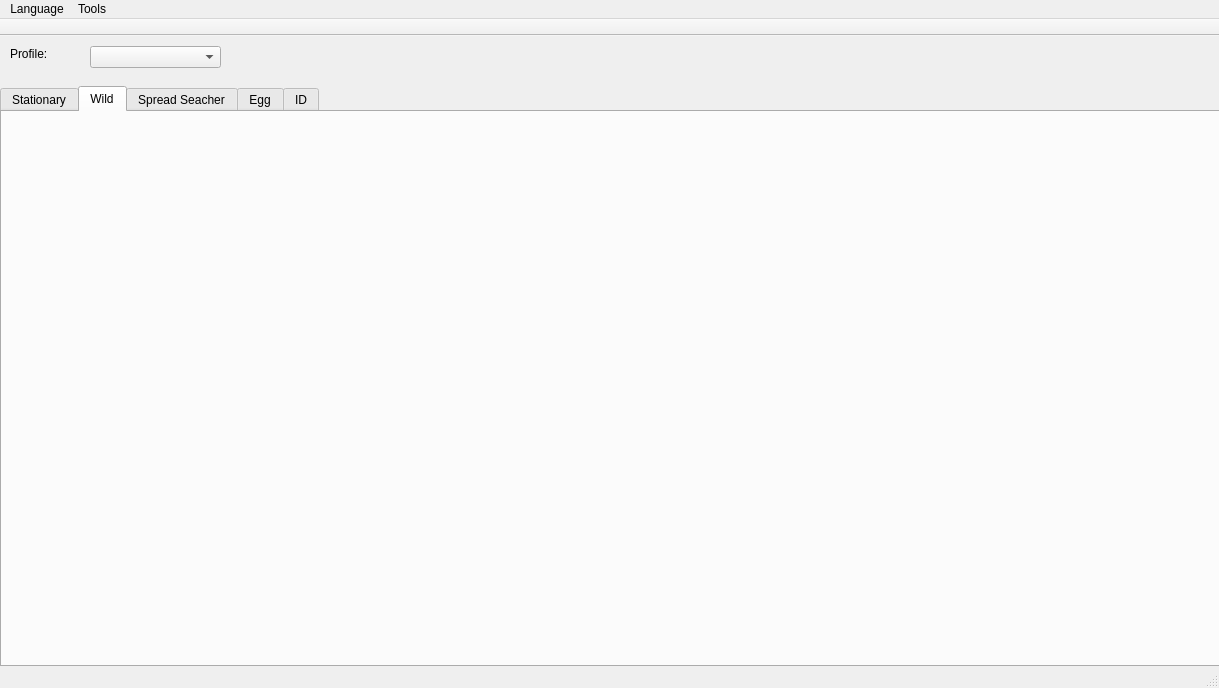
First picture: the form in Forms/MainWindow.ui, repository Admiral-Fish/PokeFinder, before the edit.
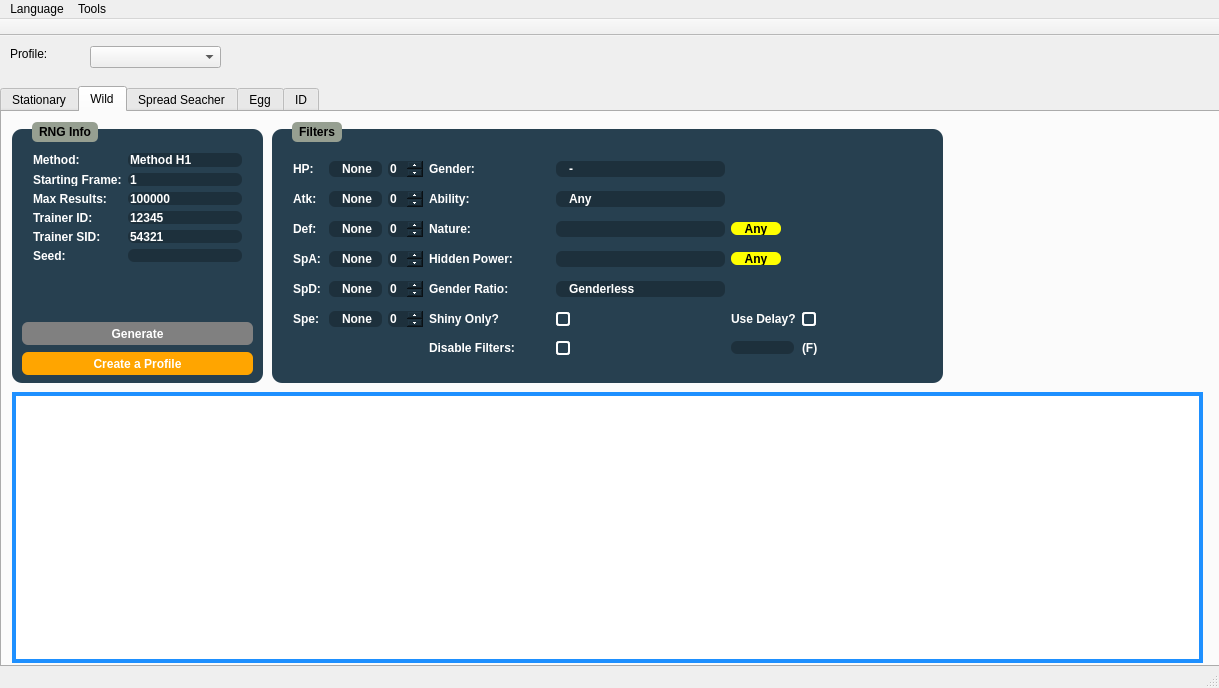
Second picture: the form after the edit. The open tabs and pages were chosen to show the change. Icons and pictures are not drawn. Custom widgets are drawn as their Qt base class.

Commit message: Beginning of wild tab

Patch:
```diff
--- a/Forms/MainWindow.ui
+++ b/Forms/MainWindow.ui
@@ -1164,6 +1164,1105 @@
      <attribute name="title">
       <string>Wild</string>
      </attribute>
+     <widget class="QGroupBox" name="groupBoxRNGInfo_2">
+      <property name="geometry">
+       <rect>
+        <x>10</x>
+        <y>10</y>
+        <width>251</width>
+        <height>261</height>
+       </rect>
+      </property>
+      <property name="styleSheet">
+       <string notr="true">QLineEdit {
+	qproperty-alignment: AlignCenter;
+	background-color: #1D303C;
+	border:none;
+	border-radius: 6px;
+	color: white;
+}
+
+QGroupBox {
+	background-color: #274050;
+	border-radius: 10px;
+	margin-top: 7px;
+	font-family: &quot;Myriad Pro&quot;, Montserrat;
+	font-weight: 500;
+}
+
+.QGroupBox * {
+		font-family: &quot;Myriad Pro&quot;, Montserrat;
+		font-weight: 500;
+}
+
+QComboBox {
+	background-color: #1D303C;
+	border: none;
+	border-radius: 6px;
+	color: white;
+}
+QComboBox::editable {
+	background-color: #1D303C;
+	border: none;
+	border-radius: 6px;
+	color: white;
+}
+
+QComboBox::down-arrow {
+	image: url(noimg);
+	border-width: 0px;
+}
+
+QComboBox::drop-down {
+	background: transparent;
+	width: 0px;
+}
+
+QLabel {
+	color: white;
+}
+
+QGroupBox::title {
+	subcontrol-origin: margin;
+	left: 20px;
+	padding: 3px 5px 3px 5px;
+	background-color: #969F91;
+	border-radius: 5px;
+}
+
+QPushButton {
+	border: none;
+	border-radius: 6px;
+	color: white;
+}
+</string>
+      </property>
+      <property name="title">
+       <string>RNG Info</string>
+      </property>
+      <widget class="QPushButton" name="generateWild3">
+       <property name="enabled">
+        <bool>false</bool>
+       </property>
+       <property name="geometry">
+        <rect>
+         <x>10</x>
+         <y>200</y>
+         <width>231</width>
+         <height>23</height>
+        </rect>
+       </property>
+       <property name="styleSheet">
+        <string notr="true">QPushButton {
+	background-color: DodgerBlue;
+}
+
+QPushButton::disabled {
+	background-color: gray;
+}</string>
+       </property>
+       <property name="text">
+        <string>Generate</string>
+       </property>
+       <property name="checkable">
+        <bool>false</bool>
+       </property>
+       <property name="autoDefault">
+        <bool>false</bool>
+       </property>
+      </widget>
+      <widget class="QPushButton" name="saveWild3">
+       <property name="geometry">
+        <rect>
+         <x>10</x>
+         <y>230</y>
+         <width>231</width>
+         <height>23</height>
+        </rect>
+       </property>
+       <property name="styleSheet">
+        <string notr="true">QPushButton {
+	background-color: orange;
+}</string>
+       </property>
+       <property name="text">
+        <string>Create a Profile</string>
+       </property>
+       <property name="checkable">
+        <bool>false</bool>
+       </property>
+       <property name="autoDefault">
+        <bool>false</bool>
+       </property>
+      </widget>
+      <widget class="QWidget" name="gridLayoutWidget_3">
+       <property name="geometry">
+        <rect>
+         <x>10</x>
+         <y>20</y>
+         <width>231</width>
+         <height>131</height>
+        </rect>
+       </property>
+       <layout class="QGridLayout" name="gridLayoutInfo_2" rowstretch="0,0,0,0,0,0" columnstretch="0,0">
+        <property name="sizeConstraint">
+         <enum>QLayout::SetNoConstraint</enum>
+        </property>
+        <item row="3" column="1">
+         <widget class="QLineEdit" name="idWild3">
+          <property name="inputMask">
+           <string/>
+          </property>
+          <property name="text">
+           <string>12345</string>
+          </property>
+          <property name="maxLength">
+           <number>5</number>
+          </property>
+         </widget>
+        </item>
+        <item row="4" column="0">
+         <widget class="QLabel" name="sidLabel_2">
+          <property name="text">
+           <string>Trainer SID:</string>
+          </property>
+         </widget>
+        </item>
+        <item row="3" column="0">
+         <widget class="QLabel" name="idLabel_2">
+          <property name="text">
+           <string>Trainer ID:</string>
+          </property>
+         </widget>
+        </item>
+        <item row="1" column="0">
+         <widget class="QLabel" name="startingFrameLabel_2">
+          <property name="text">
+           <string>Starting Frame:</string>
+          </property>
+         </widget>
+        </item>
+        <item row="5" column="0">
+         <widget class="QLabel" name="seedLabel_2">
+          <property name="text">
+           <string>Seed:</string>
+          </property>
+         </widget>
+        </item>
+        <item row="2" column="0">
+         <widget class="QLabel" name="maxResultsLabel_2">
+          <property name="text">
+           <string>Max Results:</string>
+          </property>
+         </widget>
+        </item>
+        <item row="0" column="1">
+         <widget class="QComboBox" name="comboBoxMethodWild3">
+          <property name="layoutDirection">
+           <enum>Qt::RightToLeft</enum>
+          </property>
+          <property name="editable">
+           <bool>true</bool>
+          </property>
+          <property name="frame">
+           <bool>true</bool>
+          </property>
+          <item>
+           <property name="text">
+            <string>Method H1</string>
+           </property>
+          </item>
+          <item>
+           <property name="text">
+            <string>Method H2</string>
+           </property>
+          </item>
+          <item>
+           <property name="text">
+            <string>Method H4</string>
+           </property>
+          </item>
+         </widget>
+        </item>
+        <item row="4" column="1">
+         <widget class="QLineEdit" name="sidWild3">
+          <property name="inputMask">
+           <string/>
+          </property>
+          <property name="text">
+           <string>54321</string>
+          </property>
+          <property name="maxLength">
+           <number>5</number>
+          </property>
+         </widget>
+        </item>
+        <item row="0" column="0">
+         <widget class="QLabel" name="methodLabel_2">
+          <property name="text">
+           <string>Method:</string>
+          </property>
+         </widget>
+        </item>
+        <item row="5" column="1">
+         <widget class="QLineEdit" name="initialSeedWild3">
+          <property name="sizePolicy">
+           <sizepolicy hsizetype="Preferred" vsizetype="Preferred">
+            <horstretch>0</horstretch>
+            <verstretch>0</verstretch>
+           </sizepolicy>
+          </property>
+          <property name="maximumSize">
+           <size>
+            <width>153</width>
+            <height>100</height>
+           </size>
+          </property>
+          <property name="inputMask">
+           <string>AAAAAAAA</string>
+          </property>
+          <property name="text">
+           <string/>
+          </property>
+          <property name="maxLength">
+           <number>8</number>
+          </property>
+          <property name="cursorPosition">
+           <number>0</number>
+          </property>
+          <property name="alignment">
+           <set>Qt::AlignCenter</set>
+          </property>
+          <property name="clearButtonEnabled">
+           <bool>false</bool>
+          </property>
+         </widget>
+        </item>
+        <item row="1" column="1">
+         <widget class="QLineEdit" name="startingFrameWild3">
+          <property name="styleSheet">
+           <string notr="true"/>
+          </property>
+          <property name="inputMask">
+           <string/>
+          </property>
+          <property name="text">
+           <string>1</string>
+          </property>
+          <property name="maxLength">
+           <number>10</number>
+          </property>
+         </widget>
+        </item>
+        <item row="2" column="1">
+         <widget class="QLineEdit" name="maxResultsWild3">
+          <property name="inputMask">
+           <string/>
+          </property>
+          <property name="text">
+           <string>100000</string>
+          </property>
+          <property name="maxLength">
+           <number>10</number>
+          </property>
+         </widget>
+        </item>
+       </layout>
+      </widget>
+     </widget>
+     <widget class="QGroupBox" name="groupBoxFilters_2">
+      <property name="geometry">
+       <rect>
+        <x>270</x>
+        <y>10</y>
+        <width>671</width>
+        <height>261</height>
+       </rect>
+      </property>
+      <property name="styleSheet">
+       <string notr="true">QSpinBox {
+	qproperty-alignment: AlignCenter;
+	background-color: #1D303C;
+	border: none;
+	border-radius: 6px;
+	color: white;
+}
+
+QSpinBox::up-button {
+	subcontrol-origin: border;
+    subcontrol-position: top right;
+}
+
+QSpinBox::down-button {
+	subcontrol-origin: border;
+    subcontrol-position: bottom right;
+}
+
+QLineEdit {
+	qproperty-alignment: AlignCenter;
+	background-color: #1D303C;
+	border:none;
+	border-radius: 6px;
+	color: white;
+}
+
+QGroupBox {
+	background-color: #274050;
+	border-radius: 10px;
+	margin-top: 7px;
+	font-family: &quot;Myriad Pro&quot;, Montserrat;
+	font-weight: 500;
+}
+
+.QGroupBox * {
+		font-family: &quot;Myriad Pro&quot;, Montserrat;
+		font-weight: 500;
+}
+
+QComboBox {
+	background-color: #1D303C;
+	border: none;
+	border-radius: 6px;
+	color: white;
+	padding-left: 13px;
+}
+
+QComboBox::down-arrow {
+	image: url(noimg);
+	border-width: 0px;
+}
+
+QComboBox::drop-down {
+	background: transparent;
+	width: 0px;
+}
+
+QLabel {
+	color: white;
+}
+
+QGroupBox::title {
+	subcontrol-origin: margin;
+	left: 20px;
+	padding: 3px 5px 3px 5px;
+	background-color: #969F91;
+	border-radius: 5px;
+}
+
+QPushButton {
+	border: none;
+	border-radius: 6px;
+}
+
+QCheckBox::indicator {
+	border: 2px solid white;
+	border-radius: 3px;
+	height: 10px;
+	width: 10px;
+}
+
+QCheckBox::indicator:unchecked {
+	background-color: #274050;
+}
+
+QCheckBox::indicator:checked {
+		background-color: white;
+}</string>
+      </property>
+      <property name="title">
+       <string>Filters</string>
+      </property>
+      <widget class="QWidget" name="gridLayoutWidget_4">
+       <property name="geometry">
+        <rect>
+         <x>10</x>
+         <y>20</y>
+         <width>651</width>
+         <height>234</height>
+        </rect>
+       </property>
+       <layout class="QGridLayout" name="gridLayout_2" rowstretch="0,0,0,0,0,0,0" columnstretch="0,0,0,0,0,0,0">
+        <property name="sizeConstraint">
+         <enum>QLayout::SetNoConstraint</enum>
+        </property>
+        <item row="1" column="4">
+         <widget class="QComboBox" name="comboBoxAbilityWild3">
+          <item>
+           <property name="text">
+            <string>Any</string>
+           </property>
+          </item>
+          <item>
+           <property name="text">
+            <string>0</string>
+           </property>
+          </item>
+          <item>
+           <property name="text">
+            <string>1</string>
+           </property>
+          </item>
+         </widget>
+        </item>
+        <item row="5" column="5">
+         <widget class="QLabel" name="labelDelay_2">
+          <property name="sizePolicy">
+           <sizepolicy hsizetype="Fixed" vsizetype="Fixed">
+            <horstretch>0</horstretch>
+            <verstretch>0</verstretch>
+           </sizepolicy>
+          </property>
+          <property name="text">
+           <string>Use Delay?</string>
+          </property>
+         </widget>
+        </item>
+        <item row="0" column="4">
+         <widget class="QComboBox" name="comboBoxGenderWild3">
+          <item>
+           <property name="text">
+            <string>-</string>
+           </property>
+          </item>
+          <item>
+           <property name="text">
+            <string>♂</string>
+           </property>
+          </item>
+          <item>
+           <property name="text">
+            <string>♀</string>
+           </property>
+          </item>
+         </widget>
+        </item>
+        <item row="0" column="1">
+         <widget class="QComboBox" name="comboBoxHPWild3">
+          <property name="layoutDirection">
+           <enum>Qt::LeftToRight</enum>
+          </property>
+          <property name="styleSheet">
+           <string notr="true"/>
+          </property>
+          <property name="sizeAdjustPolicy">
+           <enum>QComboBox::AdjustToContentsOnFirstShow</enum>
+          </property>
+          <property name="duplicatesEnabled">
+           <bool>false</bool>
+          </property>
+          <property name="frame">
+           <bool>true</bool>
+          </property>
+          <item>
+           <property name="text">
+            <string>None</string>
+           </property>
+          </item>
+          <item>
+           <property name="text">
+            <string>==</string>
+           </property>
+          </item>
+          <item>
+           <property name="text">
+            <string>&gt;=</string>
+           </property>
+          </item>
+          <item>
+           <property name="text">
+            <string>&lt;=</string>
+           </property>
+          </item>
+          <item>
+           <property name="text">
+            <string>!=</string>
+           </property>
+          </item>
+         </widget>
+        </item>
+        <item row="0" column="0">
+         <widget class="QLabel" name="hpLabel_2">
+          <property name="sizePolicy">
+           <sizepolicy hsizetype="Fixed" vsizetype="Fixed">
+            <horstretch>0</horstretch>
+            <verstretch>0</verstretch>
+           </sizepolicy>
+          </property>
+          <property name="minimumSize">
+           <size>
+            <width>30</width>
+            <height>16</height>
+           </size>
+          </property>
+          <property name="text">
+           <string>HP:</string>
+          </property>
+         </widget>
+        </item>
+        <item row="1" column="0">
+         <widget class="QLabel" name="atkLabel_2">
+          <property name="text">
+           <string>Atk:</string>
+          </property>
+         </widget>
+        </item>
+        <item row="3" column="5">
+         <widget class="QPushButton" name="anyHiddenPowerWild3">
+          <property name="sizePolicy">
+           <sizepolicy hsizetype="Fixed" vsizetype="Fixed">
+            <horstretch>0</horstretch>
+            <verstretch>0</verstretch>
+           </sizepolicy>
+          </property>
+          <property name="minimumSize">
+           <size>
+            <width>50</width>
+            <height>13</height>
+           </size>
+          </property>
+          <property name="maximumSize">
+           <size>
+            <width>50</width>
+            <height>13</height>
+           </size>
+          </property>
+          <property name="styleSheet">
+           <string notr="true">QPushButton {
+	background-color: yellow;
+}</string>
+          </property>
+          <property name="text">
+           <string>Any</string>
+          </property>
+         </widget>
+        </item>
+        <item row="2" column="0">
+         <widget class="QLabel" name="defLabel_2">
+          <property name="text">
+           <string>Def:</string>
+          </property>
+         </widget>
+        </item>
+        <item row="4" column="0">
+         <widget class="QLabel" name="spdLabel_2">
+          <property name="text">
+           <string>SpD:</string>
+          </property>
+         </widget>
+        </item>
+        <item row="4" column="1">
+         <widget class="QComboBox" name="comboBoxSpDWild3">
+          <property name="layoutDirection">
+           <enum>Qt::LeftToRight</enum>
+          </property>
+          <property name="styleSheet">
+           <string notr="true"/>
+          </property>
+          <property name="sizeAdjustPolicy">
+           <enum>QComboBox::AdjustToContentsOnFirstShow</enum>
+          </property>
+          <property name="duplicatesEnabled">
+           <bool>false</bool>
+          </property>
+          <property name="frame">
+           <bool>true</bool>
+          </property>
+          <item>
+           <property name="text">
+            <string>None</string>
+           </property>
+          </item>
+          <item>
+           <property name="text">
+            <string>==</string>
+           </property>
+          </item>
+          <item>
+           <property name="text">
+            <string>&gt;=</string>
+           </property>
+          </item>
+          <item>
+           <property name="text">
+            <string>&lt;=</string>
+           </property>
+          </item>
+          <item>
+           <property name="text">
+            <string>!=</string>
+           </property>
+          </item>
+         </widget>
+        </item>
+        <item row="5" column="0">
+         <widget class="QLabel" name="speLabel_2">
+          <property name="text">
+           <string>Spe:</string>
+          </property>
+         </widget>
+        </item>
+        <item row="3" column="0">
+         <widget class="QLabel" name="spaLabel_2">
+          <property name="text">
+           <string>SpA:</string>
+          </property>
+         </widget>
+        </item>
+        <item row="5" column="1">
+         <widget class="QComboBox" name="comboBoxSpeWild3">
+          <property name="sizePolicy">
+           <sizepolicy hsizetype="Fixed" vsizetype="Fixed">
+            <horstretch>0</horstretch>
+            <verstretch>0</verstretch>
+           </sizepolicy>
+          </property>
+          <property name="minimumSize">
+           <size>
+            <width>53</width>
+            <height>13</height>
+           </size>
+          </property>
+          <property name="layoutDirection">
+           <enum>Qt::LeftToRight</enum>
+          </property>
+          <property name="styleSheet">
+           <string notr="true"/>
+          </property>
+          <property name="sizeAdjustPolicy">
+           <enum>QComboBox::AdjustToContentsOnFirstShow</enum>
+          </property>
+          <property name="duplicatesEnabled">
+           <bool>false</bool>
+          </property>
+          <property name="frame">
+           <bool>true</bool>
+          </property>
+          <item>
+           <property name="text">
+            <string>None</string>
+           </property>
+          </item>
+          <item>
+           <property name="text">
+            <string>==</string>
+           </property>
+          </item>
+          <item>
+           <property name="text">
+            <string>&gt;=</string>
+           </property>
+          </item>
+          <item>
+           <property name="text">
+            <string>&lt;=</string>
+           </property>
+          </item>
+          <item>
+           <property name="text">
+            <string>!=</string>
+           </property>
+          </item>
+         </widget>
+        </item>
+        <item row="0" column="2">
+         <widget class="QSpinBox" name="spinBoxHPWild3">
+          <property name="sizePolicy">
+           <sizepolicy hsizetype="Fixed" vsizetype="Fixed">
+            <horstretch>0</horstretch>
+            <verstretch>0</verstretch>
+           </sizepolicy>
+          </property>
+          <property name="maximum">
+           <number>31</number>
+          </property>
+         </widget>
+        </item>
+        <item row="6" column="5">
+         <widget class="QLineEdit" name="delayWild3">
+          <property name="enabled">
+           <bool>false</bool>
+          </property>
+          <property name="sizePolicy">
+           <sizepolicy hsizetype="Fixed" vsizetype="Fixed">
+            <horstretch>0</horstretch>
+            <verstretch>0</verstretch>
+           </sizepolicy>
+          </property>
+          <property name="minimumSize">
+           <size>
+            <width>63</width>
+            <height>13</height>
+           </size>
+          </property>
+          <property name="maximumSize">
+           <size>
+            <width>63</width>
+            <height>13</height>
+           </size>
+          </property>
+          <property name="text">
+           <string/>
+          </property>
+          <property name="maxLength">
+           <number>10</number>
+          </property>
+         </widget>
+        </item>
+        <item row="1" column="2">
+         <widget class="QSpinBox" name="spinBoxAtkWild3">
+          <property name="maximum">
+           <number>31</number>
+          </property>
+         </widget>
+        </item>
+        <item row="4" column="2">
+         <widget class="QSpinBox" name="spinBoxSpDWild3">
+          <property name="maximum">
+           <number>31</number>
+          </property>
+         </widget>
+        </item>
+        <item row="5" column="2">
+         <widget class="QSpinBox" name="spinBoxSpeWild3">
+          <property name="maximum">
+           <number>31</number>
+          </property>
+         </widget>
+        </item>
+        <item row="5" column="3">
+         <widget class="QLabel" name="shinyLabel_2">
+          <property name="text">
+           <string>Shiny Only?</string>
+          </property>
+         </widget>
+        </item>
+        <item row="2" column="4">
+         <widget class="QCheckList" name="comboBoxNatureWild3"/>
+        </item>
+        <item row="2" column="5">
+         <widget class="QPushButton" name="anyNatureWild3">
+          <property name="minimumSize">
+           <size>
+            <width>50</width>
+            <height>13</height>
+           </size>
+          </property>
+          <property name="maximumSize">
+           <size>
+            <width>50</width>
+            <height>13</height>
+           </size>
+          </property>
+          <property name="styleSheet">
+           <string notr="true">QPushButton {
+	background-color: yellow;
+}</string>
+          </property>
+          <property name="text">
+           <string>Any</string>
+          </property>
+         </widget>
+        </item>
+        <item row="5" column="6">
+         <widget class="QCheckBox" name="checkBoxDelayWild3">
+          <property name="text">
+           <string/>
+          </property>
+         </widget>
+        </item>
+        <item row="1" column="1">
+         <widget class="QComboBox" name="comboBoxAtkWild3">
+          <property name="layoutDirection">
+           <enum>Qt::LeftToRight</enum>
+          </property>
+          <property name="styleSheet">
+           <string notr="true"/>
+          </property>
+          <property name="sizeAdjustPolicy">
+           <enum>QComboBox::AdjustToContentsOnFirstShow</enum>
+          </property>
+          <property name="duplicatesEnabled">
+           <bool>false</bool>
+          </property>
+          <property name="frame">
+           <bool>true</bool>
+          </property>
+          <item>
+           <property name="text">
+            <string>None</string>
+           </property>
+          </item>
+          <item>
+           <property name="text">
+            <string>==</string>
+           </property>
+          </item>
+          <item>
+           <property name="text">
+            <string>&gt;=</string>
+           </property>
+          </item>
+          <item>
+           <property name="text">
+            <string>&lt;=</string>
+           </property>
+          </item>
+          <item>
+           <property name="text">
+            <string>!=</string>
+           </property>
+          </item>
+         </widget>
+        </item>
+        <item row="3" column="1">
+         <widget class="QComboBox" name="comboBoxSpAWild3">
+          <property name="layoutDirection">
+           <enum>Qt::LeftToRight</enum>
+          </property>
+          <property name="styleSheet">
+           <string notr="true"/>
+          </property>
+          <property name="sizeAdjustPolicy">
+           <enum>QComboBox::AdjustToContentsOnFirstShow</enum>
+          </property>
+          <property name="duplicatesEnabled">
+           <bool>false</bool>
+          </property>
+          <property name="frame">
+           <bool>true</bool>
+          </property>
+          <item>
+           <property name="text">
+            <string>None</string>
+           </property>
+          </item>
+          <item>
+           <property name="text">
+            <string>==</string>
+           </property>
+          </item>
+          <item>
+           <property name="text">
+            <string>&gt;=</string>
+           </property>
+          </item>
+          <item>
+           <property name="text">
+            <string>&lt;=</string>
+           </property>
+          </item>
+          <item>
+           <property name="text">
+            <string>!=</string>
+           </property>
+          </item>
+         </widget>
+        </item>
+        <item row="2" column="2">
+         <widget class="QSpinBox" name="spinBoxDefWild3">
+          <property name="maximum">
+           <number>31</number>
+          </property>
+         </widget>
+        </item>
+        <item row="2" column="1">
+         <widget class="QComboBox" name="comboBoxDefWild3">
+          <property name="sizePolicy">
+           <sizepolicy hsizetype="Minimum" vsizetype="Fixed">
+            <horstretch>0</horstretch>
+            <verstretch>0</verstretch>
+           </sizepolicy>
+          </property>
+          <property name="layoutDirection">
+           <enum>Qt::LeftToRight</enum>
+          </property>
+          <property name="styleSheet">
+           <string notr="true"/>
+          </property>
+          <property name="sizeAdjustPolicy">
+           <enum>QComboBox::AdjustToContentsOnFirstShow</enum>
+          </property>
+          <property name="duplicatesEnabled">
+           <bool>false</bool>
+          </property>
+          <property name="frame">
+           <bool>true</bool>
+          </property>
+          <item>
+           <property name="text">
+            <string>None</string>
+           </property>
+          </item>
+          <item>
+           <property name="text">
+            <string>==</string>
+           </property>
+          </item>
+          <item>
+           <property name="text">
+            <string>&gt;=</string>
+           </property>
+          </item>
+          <item>
+           <property name="text">
+            <string>&lt;=</string>
+           </property>
+          </item>
+          <item>
+           <property name="text">
+            <string>!=</string>
+           </property>
+          </item>
+         </widget>
+        </item>
+        <item row="3" column="2">
+         <widget class="QSpinBox" name="spinBoxSpAWild3">
+          <property name="maximum">
+           <number>31</number>
+          </property>
+         </widget>
+        </item>
+        <item row="0" column="3">
+         <widget class="QLabel" name="genderLabel_2">
+          <property name="text">
+           <string>Gender:</string>
+          </property>
+         </widget>
+        </item>
+        <item row="2" column="3">
+         <widget class="QLabel" name="natureLabel_2">
+          <property name="text">
+           <string>Nature:</string>
+          </property>
+         </widget>
+        </item>
+        <item row="1" column="3">
+         <widget class="QLabel" name="abilityLabel_2">
+          <property name="text">
+           <string>Ability:</string>
+          </property>
+         </widget>
+        </item>
+        <item row="3" column="4">
+         <widget class="QCheckList" name="comboBoxHiddenPowerWild3"/>
+        </item>
+        <item row="4" column="3">
+         <widget class="QLabel" name="genderRLabel_2">
+          <property name="text">
+           <string>Gender Ratio:</string>
+          </property>
+         </widget>
+        </item>
+        <item row="3" column="3">
+         <widget class="QLabel" name="hiddenPLabel_2">
+          <property name="text">
+           <string>Hidden Power:</string>
+          </property>
+         </widget>
+        </item>
+        <item row="6" column="3">
+         <widget class="QLabel" name="disableLabel_2">
+          <property name="text">
+           <string>Disable Filters:</string>
+          </property>
+         </widget>
+        </item>
+        <item row="4" column="4">
+         <widget class="QComboBox" name="comboBoxGenderRatioWild3">
+          <item>
+           <property name="text">
+            <string>Genderless</string>
+           </property>
+          </item>
+          <item>
+           <property name="text">
+            <string>50% Male / 50% Female</string>
+           </property>
+          </item>
+          <item>
+           <property name="text">
+            <string>25% Male / 75% Female</string>
+           </property>
+          </item>
+          <item>
+           <property name="text">
+            <string>75% Male / 25% Female</string>
+           </property>
+          </item>
+          <item>
+           <property name="text">
+            <string>87.5% Male / 12.5% Female</string>
+           </property>
+          </item>
+          <item>
+           <property name="text">
+            <string>100% Male</string>
+           </property>
+          </item>
+          <item>
+           <property name="text">
+            <string>100% Female</string>
+           </property>
+          </item>
+         </widget>
+        </item>
+        <item row="5" column="4">
+         <widget class="QCheckBox" name="checkBoxShinyWild3">
+          <property name="text">
+           <string/>
+          </property>
+         </widget>
+        </item>
+        <item row="6" column="4">
+         <widget class="QCheckBox" name="checkBoxDisableWild3">
+          <property name="text">
+           <string/>
+          </property>
+         </widget>
+        </item>
+        <item row="6" column="6">
+         <widget class="QLabel" name="labelF_2">
+          <property name="text">
+           <string>(F)</string>
+          </property>
+         </widget>
+        </item>
+       </layout>
+      </widget>
+     </widget>
+     <widget class="QTableView" name="tableViewWild3">
+      <property name="geometry">
+       <rect>
+        <x>10</x>
+        <y>280</y>
+        <width>1191</width>
+        <height>271</height>
+       </rect>
+      </property>
+      <property name="styleSheet">
+       <string notr="true">QTableView {
+	border: 4px solid DodgerBlue;
+}
+
+QHeaderView::section {
+	border: none;
+	background-color: #274050;
+	padding-top: 3px;
+	padding-bottom: 3px;
+	color: white;
+}
+</string>
+      </property>
+      <attribute name="horizontalHeaderDefaultSectionSize">
+       <number>100</number>
+      </attribute>
+      <attribute name="verticalHeaderDefaultSectionSize">
+       <number>20</number>
+      </attribute>
+      <attribute name="verticalHeaderMinimumSectionSize">
+       <number>20</number>
+      </attribute>
+     </widget>
     </widget>
     <widget class="QWidget" name="tabSpreadSearcher">
      <attribute name="title">
@@ -1250,6 +2349,13 @@
   </action>
  </widget>
  <layoutdefault spacing="6" margin="11"/>
+ <customwidgets>
+  <customwidget>
+   <class>QCheckList</class>
+   <extends>QComboBox</extends>
+   <header>QCheckList.h</header>
+  </customwidget>
+ </customwidgets>
  <resources>
   <include location="../resources.qrc"/>
  </resources>
```
Left out of the diff: 131 changed lines with no effect on the pictures. The commit also changes 4 other files.
